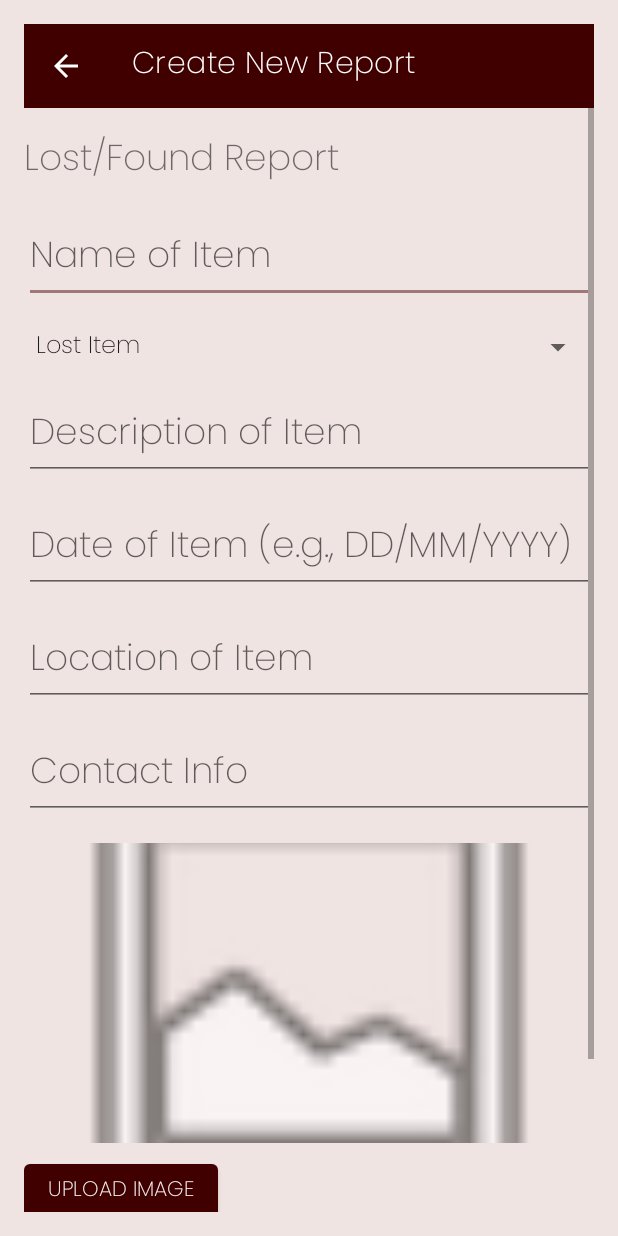
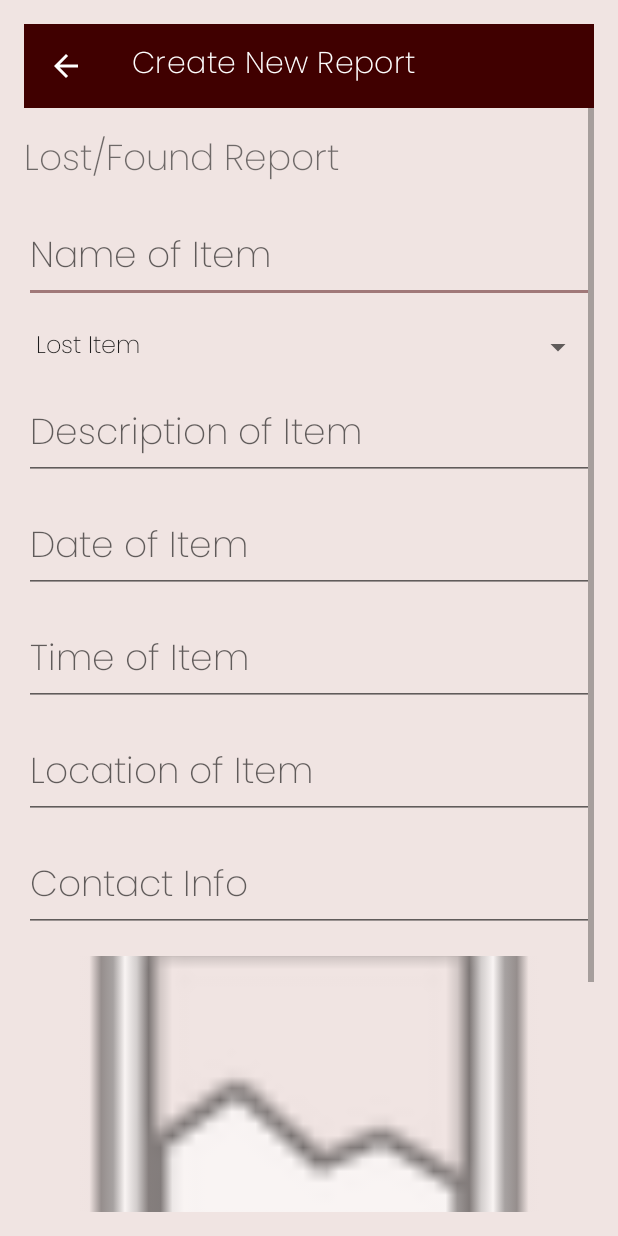
Before and after one commit to srihari-naidu-17/reunite-app, an Android app: the ReportActivity screen opened directly, with no data from a screen before it, on a phone screen of 412 x 824 dp. Run offline under Robolectric (Android 15) with nearby library versions, the phone set to English and light mode, and no system bars; our stand-ins replace Room's generated code.

Commit message:
Added Time. Added Date & Time Picker. Modified image to be saved based on current time.
Added Date picker.
Modified image to be saved based on time(title can be same so will have conflicts)

```diff
--- a/app/src/main/java/com/example/reuniteapp/models/Items.kt
+++ b/app/src/main/java/com/example/reuniteapp/models/Items.kt
@@ -17,7 +17,7 @@ data class Items(
     @PrimaryKey(autoGenerate = true) val itemId: Int = 0,
     val foundBy: String, // Foreign key referencing UserProfile.username
     val reunited: Boolean = false, // Changed from found to reunited
-    val itemImage: String,
+    var itemImage: String,
     val itemTitle: String,
     val location: String = "",
     val date: String = "",
--- a/app/src/main/java/com/example/reuniteapp/ui/ItemDetailActivity.kt
+++ b/app/src/main/java/com/example/reuniteapp/ui/ItemDetailActivity.kt
@@ -31,6 +31,7 @@ class ItemDetailActivity : AppCompatActivity() {
     private lateinit var itemDescription: TextView
     private lateinit var itemLocation: TextView
     private lateinit var itemDate: TextView
+    private lateinit var itemTime: TextView
     private lateinit var itemContact: TextView
     private lateinit var itemImage: ImageView
     private lateinit var buttonCallOwner: Button
@@ -50,6 +51,7 @@ class ItemDetailActivity : AppCompatActivity() {
         itemDescription = findViewById(R.id.itemDescription)
         itemLocation = findViewById(R.id.itemLocation)
         itemDate = findViewById(R.id.itemDate)
+        itemTime = findViewById(R.id.itemTime)
         itemContact = findViewById(R.id.itemContact)
         itemImage = findViewById(R.id.itemImage)
         buttonCallOwner = findViewById(R.id.buttonCallOwner)
@@ -97,10 +99,11 @@ class ItemDetailActivity : AppCompatActivity() {
             itemDescription.text = item.itemDescription
             itemLocation.text = item.location
             itemDate.text = item.date
+            itemTime.text = item.time
             itemContact.text = item.contactNumber
 
             // Load the image from internal storage
-            val filePath = applicationContext.filesDir.path + "/images/" + item.itemTitle + ".jpg"
+            val filePath = applicationContext.filesDir.path + "/images/" + item.itemImage
             val file = File(filePath)
             if (file.exists()) {
                 val bitmap = BitmapFactory.decodeStream(FileInputStream(file))
--- a/app/src/main/java/com/example/reuniteapp/ui/ItemsAdapter.kt
+++ b/app/src/main/java/com/example/reuniteapp/ui/ItemsAdapter.kt
@@ -33,7 +33,7 @@ class ItemsAdapter(
             itemCategory.text = item.itemCategory
 
             // Load the image from internal storage
-            val filePath = context.applicationContext.filesDir.path + "/images/" + item.itemTitle + ".jpg"
+            val filePath = context.applicationContext.filesDir.path + "/images/" + item.itemImage
             val file = File(filePath)
             if (file.exists()) {
                 val bitmap = BitmapFactory.decodeStream(FileInputStream(file))
--- a/app/src/main/res/layout/activity_report.xml
+++ b/app/src/main/res/layout/activity_report.xml
@@ -70,8 +70,22 @@
                 android:layout_height="wrap_content"
                 android:layout_marginTop="16dp"
                 android:ems="10"
-                android:hint="Date of Item (e.g., DD/MM/YYYY)"
-                android:inputType="date"
+                android:hint="Date of Item"
+                android:inputType="none"
+                android:clickable="true"
+                android:focusable="false"
+                android:textSize="24sp" />
+
+            <EditText
+                android:id="@+id/timeOfItem"
+                android:layout_width="match_parent"
+                android:layout_height="wrap_content"
+                android:layout_marginTop="16dp"
+                android:ems="10"
+                android:hint="Time of Item"
+                android:inputType="none"
+                android:clickable="true"
+                android:focusable="false"
                 android:textSize="24sp" />
 
             <EditText
@@ -105,18 +119,18 @@
 
             <Button
                 android:id="@+id/buttonUploadImage"
-                android:layout_width="wrap_content"
+                android:layout_width="match_parent"
                 android:layout_height="wrap_content"
                 android:layout_marginTop="8dp"
                 android:text="Upload Image" />
 
             <Button
                 android:id="@+id/doneButton"
-                android:layout_width="wrap_content"
+                android:layout_width="match_parent"
                 android:layout_height="wrap_content"
+                android:layout_marginTop="50dp"
                 android:text="DONE"
-                android:textSize="24sp"
-                android:layout_marginTop="50dp" />
+                android:textSize="24sp" />
 
         </LinearLayout>
     </ScrollView>
--- a/gradle/libs.versions.toml
+++ b/gradle/libs.versions.toml
@@ -1,5 +1,5 @@
 [versions]
-agp = "8.4.2"
+agp = "8.3.1"
 kotlin = "1.9.0"
 coreKtx = "1.13.1"
 junit = "4.13.2"
```
Also changed, not shown: app/src/main/java/com/example/reuniteapp/ui/report/ReportActivity.kt (+36 -2 lines), app/src/main/res/layout/activity_item_detail.xml (+7 -0 lines).
